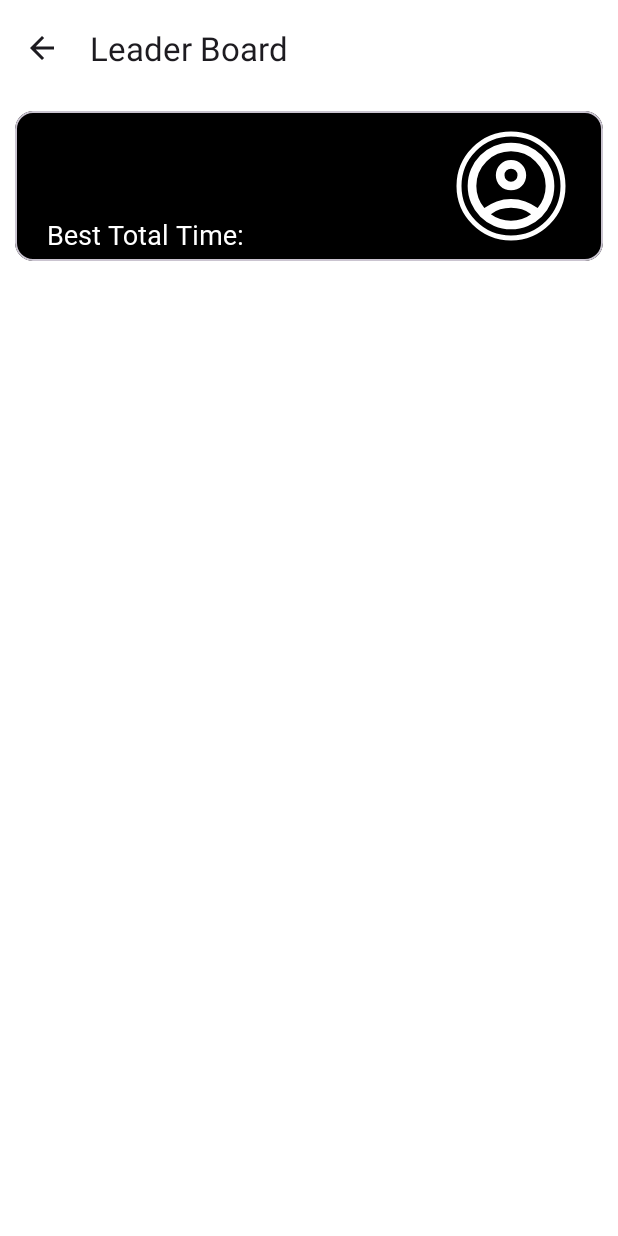
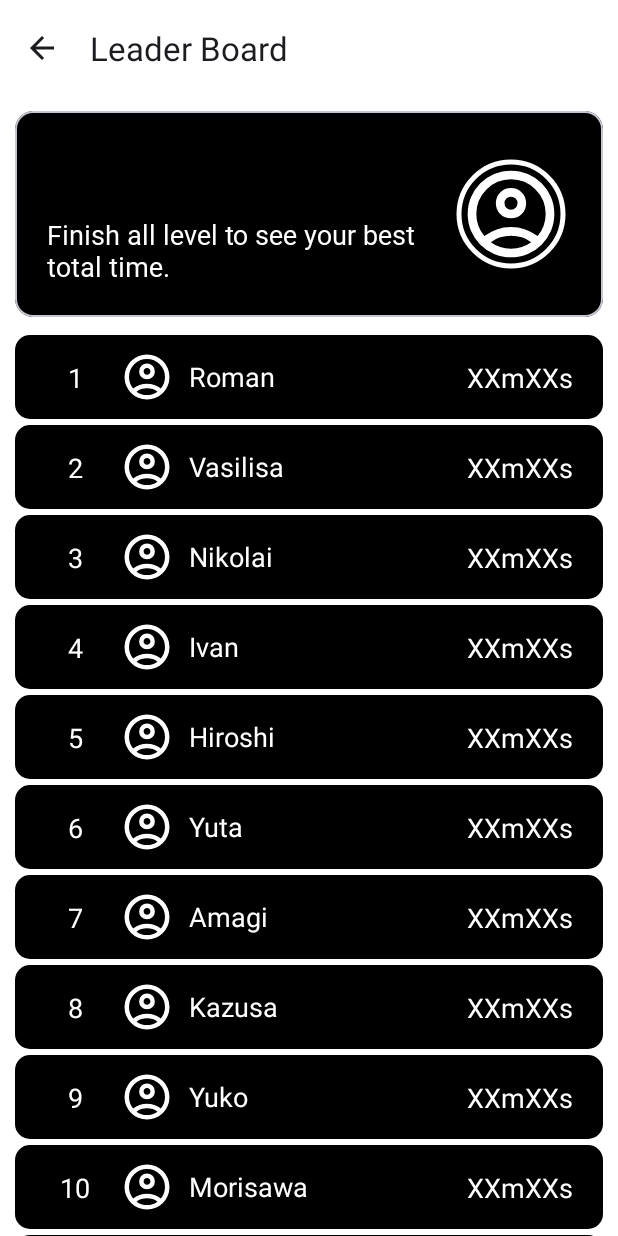
Before and after one commit to Chung1045/Whatever, an Android app: the LeaderBoard screen opened directly, with no data from a screen before it, on a phone screen of 412 x 824 dp. Run offline under Robolectric (Android 15) with nearby library versions, the phone set to English and light mode, and no system bars; our stand-ins replace Firebase (no records; nobody signed in at launch, a user with empty details on screens opened directly).

Commit message:
Implemented a sample recyclerview in LeaderBoard.java

```diff
--- a/app/build.gradle.kts
+++ b/app/build.gradle.kts
@@ -35,6 +35,7 @@ android {
 dependencies {
 
     implementation("androidx.appcompat:appcompat:1.6.1")
+    implementation("androidx.core:core-splashscreen:1.0.1")
     implementation("com.google.android.material:material:1.11.0")
     implementation("androidx.constraintlayout:constraintlayout:2.1.4")
     implementation("androidx.activity:activity:1.8.2")
--- a/app/src/main/java/com/example/whatever/game/LeaderBoard.java
+++ b/app/src/main/java/com/example/whatever/game/LeaderBoard.java
@@ -16,13 +16,18 @@ import androidx.appcompat.app.AppCompatActivity;
 import androidx.core.graphics.Insets;
 import androidx.core.view.ViewCompat;
 import androidx.core.view.WindowInsetsCompat;
+import androidx.recyclerview.widget.LinearLayoutManager;
+import androidx.recyclerview.widget.RecyclerView;
 
+import java.util.ArrayList;
 import java.util.Objects;
+import java.util.function.Consumer;
 
 public class LeaderBoard extends AppCompatActivity {
 
     private Utils utils;
     private final FirebaseHelper firebaseHelper = new FirebaseHelper();
+    ArrayList<itemModel> recyclerItems = new ArrayList<>();
 
     @Override
     protected void onCreate(Bundle savedInstanceState) {
@@ -42,7 +47,28 @@ public class LeaderBoard extends AppCompatActivity {
         });
 
         listenerInit();
+        leaderBoardRecyclerViewInit();
 
+    }
+
+    private void leaderBoardRecyclerViewInit() {
+
+        RecyclerView leaderboard = findViewById(R.id.recyclerview_leaderboard_view);
+        recyclerViewItemInit();
+
+        LeaderboardViewRecyclerAdapter adapter = new LeaderboardViewRecyclerAdapter(this, recyclerItems);
+
+        leaderboard.setAdapter(adapter);
+        leaderboard.setLayoutManager(new LinearLayoutManager(this));
+
+    }
+
+    private void recyclerViewItemInit() {
+        String[] names = getResources().getStringArray(R.array.names);
+
+        for (int i = 0; i < names.length; i++) {
+            recyclerItems.add(new itemModel(names[i], i + 1)); // Increment position value by 1 to start counting from 1
+        }
     }
 
     @Override
@@ -102,7 +128,7 @@ public class LeaderBoard extends AppCompatActivity {
                     userAvatar.setImageResource(R.drawable.ic_account_circle_24);
                 }
             });
-            profileDescription.setText("Best Total Time: ");
+            profileDescription.setText(utils.getBestTotaltime());
         } else {
             userName.setText("Guests");
             signIn.setVisibility(View.VISIBLE);
--- /dev/null
+++ b/app/src/main/java/com/example/whatever/game/LeaderboardViewModel.java
@@ -0,0 +1,25 @@
+package com.example.whatever.game;
+
+public class LeaderboardViewModel {
+    private String userName;
+    private float bestTime;
+    private int position;
+
+    public LeaderboardViewModel(String userName, int position) {
+        this.userName = userName;
+        //this.bestTime = bestTime;
+        this.position = position;
+    }
+
+    public String getUserName() {
+        return userName;
+    }
+
+    public float getBestTime() {
+        return bestTime;
+    }
+
+    public int getPosition() {
+        return position;
+    }
+}
--- /dev/null
+++ b/app/src/main/java/com/example/whatever/game/LeaderboardViewRecyclerAdapter.java
@@ -0,0 +1,59 @@
+package com.example.whatever.game;
+
+import android.content.Context;
+import android.view.LayoutInflater;
+import android.view.View;
+import android.view.ViewGroup;
+import android.widget.TextView;
+
+import androidx.annotation.NonNull;
+import androidx.recyclerview.widget.RecyclerView;
+
+import java.util.ArrayList;
+
+public class LeaderboardViewRecyclerAdapter extends RecyclerView.Adapter<LeaderboardViewRecyclerAdapter.MyViewHolder> {
+
+    private Context context;
+    private ArrayList<itemModel> names;
+
+    public LeaderboardViewRecyclerAdapter(Context context, ArrayList<itemModel> names){
+        this.context = context;
+        this.names = names;
+    }
+
+    @NonNull
+    @Override
+    public MyViewHolder onCreateViewHolder(@NonNull ViewGroup parent, int viewType) {
+        // Inflate layout
+        LayoutInflater inflater = LayoutInflater.from(context);
+        View view = inflater.inflate(R.layout.recycleview_leaderboard_item_view, parent, false);
+        return new MyViewHolder(view);
+    }
+
+    @Override
+    public void onBindViewHolder(@NonNull MyViewHolder holder, int position) {
+        // Assign / update data to views
+        holder.userName.setText(names.get(position).getUserName());
+        holder.position.setText(String.valueOf(names.get(position).getPosition()));
+    }
+
+    @Override
+    public int getItemCount() {
+        // Return the size of the list
+        return names.size();
+    }
+
+    public static class MyViewHolder extends RecyclerView.ViewHolder{
+        // Define views for the recycler view item
+        private TextView userName;
+        private TextView position;
+        public MyViewHolder(@NonNull View itemView) {
+            super(itemView);
+
+            userName = itemView.findViewById(R.id.userName);
+            position = itemView.findViewById(R.id.position);
+
+        }
+    }
+
+}
--- /dev/null
+++ b/app/src/main/java/com/example/whatever/game/itemModel.java
@@ -0,0 +1,25 @@
+package com.example.whatever.game;
+
+public class itemModel {
+    private String userName;
+    private float bestTime;
+    private int position;
+
+    public itemModel(String userName, int position) {
+        this.userName = userName;
+        //this.bestTime = bestTime;
+        this.position = position;
+    }
+
+    public String getUserName() {
+        return userName;
+    }
+
+    public float getBestTime() {
+        return bestTime;
+    }
+
+    public int getPosition() {
+        return position;
+    }
+}
--- /dev/null
+++ b/app/src/main/res/drawable/drawable_leaderboard_item_background.xml
@@ -0,0 +1,10 @@
+<?xml version="1.0" encoding="utf-8"?>
+<selector xmlns:android="http://schemas.android.com/apk/res/android">
+    <item>
+        <shape
+            android:shape="rectangle">
+            <solid android:color="@color/foreground" />
+            <corners android:radius="10dp"/>
+        </shape>
+    </item>
+</selector>
--- /dev/null
+++ b/app/src/main/res/drawable/ic_launcher_monochrome_icon.xml
@@ -0,0 +1,11 @@
+<vector xmlns:android="http://schemas.android.com/apk/res/android"
+    xmlns:tools="http://schemas.android.com/tools"
+    android:width="512dp"
+    android:height="512dp"
+    android:viewportWidth="512"
+    android:viewportHeight="512">
+  <path
+      android:pathData="M222.15,214.9L222.35,216.05C224.62,228.17 227.6,237.61 231.28,244.37C234.96,251.13 239.42,256.34 244.66,260.01C249.89,263.67 255.96,266.83 262.85,269.49C267.01,271.11 270.85,273.22 274.39,275.81C277.94,278.46 280.94,281.7 283.38,285.53C285.89,289.35 287.59,293.77 288.47,298.8C289.57,305.03 289.06,310.69 286.95,315.79C284.83,320.88 281.54,325.1 277.08,328.44C272.62,331.78 267.4,333.98 261.43,335.04C256.21,335.95 251,335.76 245.79,334.45C240.57,333.14 235.94,330.45 231.87,326.38C227.81,322.31 224.87,316.57 223.04,309.16L199,313.39C201.41,324.11 205.84,332.87 212.29,339.67C218.79,346.45 226.6,351.14 235.71,353.73C244.89,356.31 254.63,356.69 264.93,354.87C276.12,352.9 285.45,348.96 292.93,343.05C300.48,337.13 305.82,329.89 308.97,321.34C312.18,312.78 312.91,303.54 311.16,293.62C309.93,286.62 307.73,280.49 304.57,275.21C301.48,269.92 297.53,265.4 292.74,261.66C288.02,257.9 282.55,254.8 276.35,252.35C270.14,249.84 265.01,246.95 260.95,243.66C256.91,240.44 253.66,236.33 251.2,231.32C248.75,226.31 246.76,219.87 245.24,212.01L245.04,210.87L222.15,214.9ZM224.4,156.29C219.7,157.12 215.96,159.51 213.18,163.48C210.4,167.44 209.43,171.78 210.26,176.48C211.09,181.19 213.49,184.93 217.45,187.7C221.42,190.48 225.75,191.45 230.46,190.62C235.16,189.79 238.9,187.4 241.68,183.43C244.45,179.47 245.43,175.13 244.6,170.43C244.05,167.31 242.75,164.59 240.7,162.26C238.71,159.93 236.28,158.19 233.39,157.06C230.58,155.99 227.58,155.73 224.4,156.29Z"
+      android:fillColor="#000000"
+      tools:ignore="VectorPath" />
+</vector>
--- a/app/src/main/res/layout/activity_leader_board.xml
+++ b/app/src/main/res/layout/activity_leader_board.xml
@@ -20,19 +20,19 @@
             android:id="@+id/view_leaderboard_topAppBar"
             android:layout_width="match_parent"
             android:layout_height="wrap_content"
+            android:background="@color/background"
             android:minHeight="?attr/actionBarSize"
-            android:background="@color/background"
             app:navigationIcon="@drawable/baseline_arrow_back_24"
             app:title="Leader Board" />
 
     </com.google.android.material.appbar.AppBarLayout>
 
-
     <com.google.android.material.card.MaterialCardView
+        android:id="@+id/materialCardView2"
         android:layout_width="match_parent"
         android:layout_height="wrap_content"
+        android:layout_marginHorizontal="10dp"
         android:layout_marginTop="10dp"
-        android:layout_marginHorizontal="10dp"
         android:backgroundTint="@color/cardBackground"
         android:elevation="6dp"
         app:layout_constraintEnd_toEndOf="parent"
@@ -57,10 +57,10 @@
                 app:layout_constraintBottom_toBottomOf="parent"
                 app:layout_constraintEnd_toEndOf="parent"
                 app:layout_constraintTop_toTopOf="parent"
-                app:tint="@color/background"
                 app:shapeAppearanceOverlay="@style/roundedImageViewRounded"
                 app:strokeColor="@color/background"
-                app:strokeWidth="3dp"/>
+                app:strokeWidth="3dp"
+                app:tint="@color/background" />
 
             <LinearLayout
                 android:layout_width="wrap_content"
@@ -76,22 +76,23 @@
                     android:layout_width="wrap_content"
                     android:layout_height="wrap_content"
                     android:layout_marginTop="16dp"
+                    android:fontFamily="@font/inter_variable"
                     android:gravity="center_horizontal"
                     android:text="@string/string_leaderboard_default_userName"
                     android:textColor="@color/background"
                     android:textSize="24sp"
-                    android:textStyle="bold"
-                    android:fontFamily="@font/inter_variable"/>
+                    android:textStyle="bold" />
 
                 <TextView
                     android:id="@+id/text_leaderboard_description"
                     android:layout_width="247dp"
                     android:layout_height="wrap_content"
                     android:layout_marginTop="16dp"
+                    android:layout_marginBottom="16dp"
+                    android:fontFamily="@font/inter_variable"
                     android:text="@string/string_leaderboard_signIn_function_description"
                     android:textColor="@color/background"
-                    android:textSize="18sp"
-                    android:fontFamily="@font/inter_variable"/>
+                    android:textSize="18sp" />
 
                 <Button
                     android:id="@+id/button_leaderboard_sign_in_sign_up"
@@ -100,10 +101,10 @@
                     android:layout_marginTop="16dp"
                     android:layout_marginBottom="16dp"
                     android:backgroundTint="@color/background"
+                    android:clickable="true"
+                    android:fontFamily="@font/inter_variable"
                     android:text="@string/string_leaderboard_signInOrUp_text"
-                    android:textColor="@color/foreground"
-                    android:clickable="true"
-                    android:fontFamily="@font/inter_variable"/>
+                    android:textColor="@color/foreground" />
 
             </LinearLayout>
 
@@ -111,5 +112,18 @@
 
     </com.google.android.material.card.MaterialCardView>
 
+    <androidx.recyclerview.widget.RecyclerView
+        android:id="@+id/recyclerview_leaderboard_view"
+        android:layout_width="0dp"
+        android:layout_height="0dp"
+        android:layout_marginHorizontal="10dp"
+        android:layout_marginTop="10dp"
+        app:layout_constraintBottom_toBottomOf="parent"
+        app:layout_constraintEnd_toEndOf="parent"
+        app:layout_constraintStart_toStartOf="parent"
+        app:layout_constraintTop_toBottomOf="@+id/materialCardView2" />
+
+
+
 
 </androidx.constraintlayout.widget.ConstraintLayout>
--- /dev/null
+++ b/app/src/main/res/layout/recycleview_leaderboard_item_view.xml
@@ -0,0 +1,70 @@
+<?xml version="1.0" encoding="utf-8"?>
+<androidx.constraintlayout.widget.ConstraintLayout xmlns:android="http://schemas.android.com/apk/res/android"
+    xmlns:app="http://schemas.android.com/apk/res-auto"
+    xmlns:tools="http://schemas.android.com/tools"
+    android:layout_width="match_parent"
+    android:layout_height="wrap_content"
+    android:paddingVertical="10dp"
+    android:layout_marginVertical="2dp"
+    android:background="@drawable/drawable_leaderboard_item_background">
+
+    <TextView
+        android:id="@+id/position"
+        android:layout_width="40dp"
+        android:layout_height="wrap_content"
+        android:layout_marginHorizontal="20dp"
+        android:gravity="center_horizontal"
+        android:text="999."
+        android:textSize="18sp"
+        app:layout_constraintBottom_toBottomOf="parent"
+        app:layout_constraintStart_toStartOf="parent"
+        app:layout_constraintTop_toTopOf="parent"
+        android:textColor="@color/background"/>
+
+    <LinearLayout
+        android:layout_width="wrap_content"
+        android:layout_height="wrap_content"
+        android:orientation="horizontal"
+        app:layout_constraintBottom_toBottomOf="parent"
+        app:layout_constraintStart_toEndOf="@+id/position"
+        app:layout_constraintTop_toTopOf="parent">
+
+        <com.google.android.material.imageview.ShapeableImageView
+            android:layout_width="36dp"
+            android:layout_height="36dp"
+            android:layout_marginStart="10dp"
+            android:src="@drawable/ic_account_circle_24"
+            app:layout_constraintBottom_toBottomOf="parent"
+            app:layout_constraintStart_toEndOf="@+id/textView2"
+            app:layout_constraintTop_toTopOf="parent"
+            app:tint="@color/background" />
+
+        <TextView
+            android:id="@+id/userName"
+            android:layout_gravity="center_vertical"
+            android:layout_width="wrap_content"
+            android:layout_height="wrap_content"
+            android:layout_marginStart="10dp"
+            android:text="User Name"
+            android:textSize="18sp"
+            app:layout_constraintBottom_toBottomOf="parent"
+            app:layout_constraintTop_toTopOf="parent"
+            tools:layout_editor_absoluteX="278dp"
+            android:textColor="@color/background"/>
+
+    </LinearLayout>
+
+    <TextView
+        android:layout_width="wrap_content"
+        android:layout_height="wrap_content"
+        android:layout_gravity="center_vertical"
+        android:layout_marginEnd="20dp"
+        android:text="XXmXXs"
+        android:textSize="18sp"
+        app:layout_constraintBottom_toBottomOf="parent"
+        app:layout_constraintEnd_toEndOf="parent"
+        app:layout_constraintTop_toTopOf="parent"
+        android:textColor="@color/background"/>
+
+
+</androidx.constraintlayout.widget.ConstraintLayout>
--- a/app/src/main/res/values-night/themes.xml
+++ b/app/src/main/res/values-night/themes.xml
@@ -5,6 +5,7 @@
         <!-- <item name="colorPrimary">@color/my_dark_primary</item> -->
         <item name="android:windowFullscreen">true</item>
         <item name="android:fontFamily">"@font/inter_variable"</item>
+        <item name="android:splashScreenTheme">@style/Theme.App.Starting</item>
     </style>
 
     <style name="Theme.Whatever.Button" parent="ThemeOverlay.Material3.Button">
@@ -17,6 +18,10 @@
         <item name="android:drawableTint">@color/resultScreenButtonForeground</item>
     </style>
 
+    <style name="Theme.App.Starting" parent="Theme.SplashScreen">
+        <item name="android:windowSplashScreenBackground">#FFFFFF</item>
+    </style>
+
     <style name="roundedImageViewRounded">
         <item name="cornerFamily">rounded</item>
         <item name="cornerSize">50%</item>
--- a/app/src/main/res/values/strings.xml
+++ b/app/src/main/res/values/strings.xml
@@ -67,5 +67,36 @@
         <item>"Lottie Animations"</item>
     </string-array>
 
+    <string-array name="names">
+        <item>Roman</item>
+        <item>Vasilisa</item>
+        <item>Nikolai</item>
+        <item>Ivan</item>
+        <item>Hiroshi</item>
+        <item>Yuta</item>
+        <item>Amagi</item>
+        <item>Kazusa</item>
+        <item>Yuko</item>
+        <item>Morisawa</item>
+        <item>Sena</item>
+        <item>Hikari</item>
+        <item>Tairitsu</item>
+        <item>PAFF</item>
+        <item>Yuu</item>
+        <item>Neko OwO</item>
+        <item>Kuzuha</item>
+        <item>Kane</item>
+        <item>Kanata</item>
+        <item>Kenmochi</item>
+        <item>Akina</item>
+        <item>Akito</item>
+        <item>Toya</item>
+        <item>Nagumo</item>
+        <item>Takamine</item>
+        <item>Tsusaka</item>
+        <item>Ivy</item>
+        <item>Vanessa</item>
+    </string-array>
+
 
 </resources>
```
